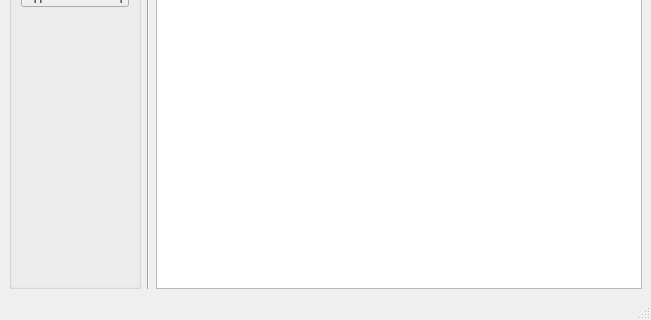
Before: the Qt Designer form exam/ui/emp.ui in KAY2803/python_QT, drawn with Qt 5; both pictures show x 0 to 651 and y 156 to 476 of the 651 by 476 pixel window.
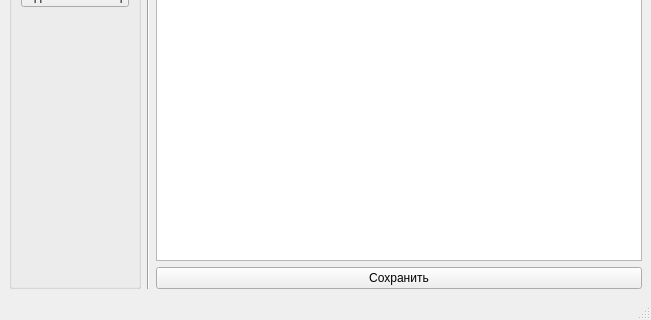
After: the same form once the commit is applied.

Commit message: update exam(update filters EMP)

Patch:
```diff
--- a/exam/ui/emp.ui
+++ b/exam/ui/emp.ui
@@ -191,6 +191,13 @@
       <item>
        <widget class="QTableView" name="tableViewEmp"/>
       </item>
+      <item>
+       <widget class="QPushButton" name="pushButtonSave">
+        <property name="text">
+         <string>Сохранить</string>
+        </property>
+       </widget>
+      </item>
      </layout>
     </item>
    </layout>
```
The commit also changes 2 other files.
